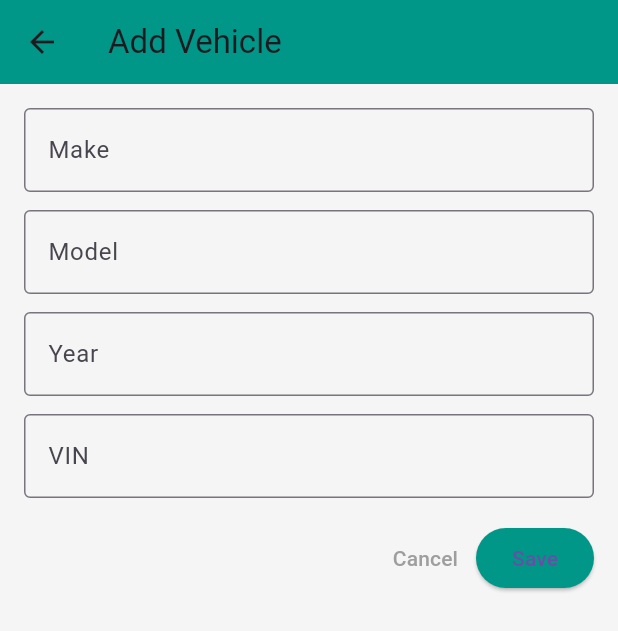
After one commit to qierntan/mobile_application, a Flutter app: the screen it shows after launch, item 3 of the bottom bar chosen, after a tap on the "add" icon, on a phone screen of 412 x 824 dp. The commit adds this screen. Shown: the top 631 px of the screen. Run offline on Flutter 3.47's test engine with Material 3 defaults, Android fonts, the phone set to English and light mode, and no system bars; our stand-ins replace cloud_firestore, firebase_core; accounts and stored records are empty.

Commit message:
Vehicle details screen

```diff
--- a/lib/main.dart
+++ b/lib/main.dart
@@ -1,8 +1,9 @@
 import 'package:flutter/material.dart';
 import 'package:firebase_core/firebase_core.dart';
+import 'package:mobile_application/screens/Vehicle/vehicle_list_screen.dart';
 import 'screens/customer_list_screen.dart';
 
-void main() async{
+void main() async {
   WidgetsFlutterBinding.ensureInitialized();
   await Firebase.initializeApp();
   runApp(const MainApp());
@@ -37,7 +38,7 @@ class _HomeNavigatorState extends State<HomeNavigator> {
     'Customers',
     'Jobs',
     'Inventory',
-    'Settings'
+    'Settings',
   ];
 
   @override
@@ -48,6 +49,9 @@ class _HomeNavigatorState extends State<HomeNavigator> {
     switch (_currentIndex) {
       case 1:
         _selectedScreen = CustomerListScreen();
+        break;
+      case 2:
+        _selectedScreen = VehicleListScreen(); // Placeholder for Jobs
         break;
       default:
         _selectedScreen = Center(
@@ -60,10 +64,7 @@ class _HomeNavigatorState extends State<HomeNavigator> {
     }
 
     return Scaffold(
-      appBar: AppBar(
-        title: Text(_titles[_currentIndex]),
-        centerTitle: true,
-      ),
+      appBar: AppBar(title: Text(_titles[_currentIndex]), centerTitle: true),
       body: _selectedScreen,
       bottomNavigationBar: BottomNavigationBar(
         currentIndex: _currentIndex,
@@ -75,8 +76,14 @@ class _HomeNavigatorState extends State<HomeNavigator> {
           BottomNavigationBarItem(icon: Icon(Icons.dashboard), label: 'Home'),
           BottomNavigationBarItem(icon: Icon(Icons.group), label: 'Customers'),
           BottomNavigationBarItem(icon: Icon(Icons.assignment), label: 'Jobs'),
-          BottomNavigationBarItem(icon: Icon(Icons.inventory), label: 'Inventory'),
-          BottomNavigationBarItem(icon: Icon(Icons.settings), label: 'Settings'),
+          BottomNavigationBarItem(
+            icon: Icon(Icons.inventory),
+            label: 'Inventory',
+          ),
+          BottomNavigationBarItem(
+            icon: Icon(Icons.settings),
+            label: 'Settings',
+          ),
         ],
       ),
     );
--- /dev/null
+++ b/lib/screens/Vehicle/add_vehicle_screen.dart
@@ -0,0 +1,120 @@
+import 'package:flutter/material.dart';
+import 'package:cloud_firestore/cloud_firestore.dart';
+
+class AddVehicleScreen extends StatefulWidget {
+  final String? vehicleId;
+  final Map<String, dynamic>? vehicleData;
+
+  const AddVehicleScreen({
+    Key? key,
+    this.vehicleId,
+    this.vehicleData,
+  }) : super(key: key);
+
+  @override
+  _AddVehicleScreenState createState() => _AddVehicleScreenState();
+}
+
+class _AddVehicleScreenState extends State<AddVehicleScreen> {
+  final _formKey = GlobalKey<FormState>();
+  final _makeController = TextEditingController();
+  final _modelController = TextEditingController();
+  final _yearController = TextEditingController();
+  final _vinController = TextEditingController();
+
+  @override
+  void initState() {
+    super.initState();
+    if (widget.vehicleData != null) {
+      _makeController.text = widget.vehicleData!['make'];
+      _modelController.text = widget.vehicleData!['model'];
+      _yearController.text = widget.vehicleData!['year'].toString();
+      _vinController.text = widget.vehicleData!['vin'];
+    }
+  }
+
+  @override
+  Widget build(BuildContext context) {
+    return Scaffold(
+      appBar: AppBar(
+        title: Text(widget.vehicleId == null ? 'Add Vehicle' : 'Edit Vehicle'),
+        backgroundColor: Colors.teal,
+      ),
+      body: Padding(
+        padding: EdgeInsets.all(16.0),
+        child: Form(
+          key: _formKey,
+          child: Column(
+            children: [
+              TextFormField(
+                controller: _makeController,
+                decoration: InputDecoration(labelText: 'Make', border: OutlineInputBorder()),
+                validator: (value) => value!.isEmpty ? 'Enter make' : null,
+              ),
+              SizedBox(height: 12),
+              TextFormField(
+                controller: _modelController,
+                decoration: InputDecoration(labelText: 'Model', border: OutlineInputBorder()),
+                validator: (value) => value!.isEmpty ? 'Enter model' : null,
+              ),
+              SizedBox(height: 12),
+              TextFormField(
+                controller: _yearController,
+                decoration: InputDecoration(labelText: 'Year', border: OutlineInputBorder()),
+                keyboardType: TextInputType.number,
+                validator: (value) => value!.isEmpty || int.tryParse(value) == null ? 'Enter valid year' : null,
+              ),
+              SizedBox(height: 12),
+              TextFormField(
+                controller: _vinController,
+                decoration: InputDecoration(labelText: 'VIN', border: OutlineInputBorder()),
+                validator: (value) => value!.isEmpty ? 'Enter VIN' : null,
+              ),
+              SizedBox(height: 16),
+              Row(
+                mainAxisAlignment: MainAxisAlignment.end,
+                children: [
+                  TextButton(
+                    onPressed: () => Navigator.pop(context),
+                    child: Text('Cancel', style: TextStyle(color: Colors.grey)),
+                  ),
+                  ElevatedButton(
+                    onPressed: () {
+                      if (_formKey.currentState!.validate()) {
+                        final vehicle = {
+                          'make': _makeController.text,
+                          'model': _modelController.text,
+                          'year': int.parse(_yearController.text),
+                          'vin': _vinController.text,
+                          'service_history': widget.vehicleData != null ? widget.vehicleData!['service_history'] : {},
+                        };
+                        final vehicleRef = FirebaseFirestore.instance.collection('vehicles');
+                        if (widget.vehicleId == null) {
+                          vehicleRef.add(vehicle).then((_) {
+                            Navigator.pop(context);
+                            ScaffoldMessenger.of(context).showSnackBar(
+                              SnackBar(content: Text('Vehicle added')),
+                            );
+                          });
+                        } else {
+                          vehicleRef.doc(widget.vehicleId).update(vehicle).then((_) {
+                            Navigator.pop(context);
+                            ScaffoldMessenger.of(context).showSnackBar(
+                              SnackBar(content: Text('Vehicle updated')),
+                            );
+                          });
+                        }
+                      }
+                    },
+                    style: ElevatedButton.styleFrom(backgroundColor: Colors.teal),
+                    child: Text('Save'),
+                  ),
+                ],
+              ),
+            ],
+          ),
+        ),
+      ),
+    );
+  }
+}
--- /dev/null
+++ b/lib/screens/Vehicle/vehicle_list_screen.dart
@@ -0,0 +1,86 @@
+import 'package:flutter/material.dart';
+import 'package:cloud_firestore/cloud_firestore.dart';
+import 'vehicle_details_screen.dart'; // Assuming this file exists
+import 'add_vehicle_screen.dart';     // Assuming this file exists
+
+class VehicleListScreen extends StatelessWidget {
+  const VehicleListScreen({Key? key}) : super(key: key);
+
+  @override
+  Widget build(BuildContext context) {
+    final CollectionReference vehicles = FirebaseFirestore.instance.collection('Vehicle');
+
+    return Scaffold(
+      appBar: AppBar(
+        title: Text('All Vehicles'),
+        backgroundColor: Colors.teal,
+      ),
+      body: StreamBuilder<QuerySnapshot>(
+        stream: vehicles.snapshots(),
+        builder: (context, snapshot) {
+          if (snapshot.hasError) {
+            return Center(child: Text('Something went wrong 😢'));
+          }
+
+          if (snapshot.connectionState == ConnectionState.waiting) {
+            return Center(child: CircularProgressIndicator());
+          }
+
+          final vehicleDocs = snapshot.data!.docs;
+
+          if (vehicleDocs.isEmpty) {
+            return Center(child: Text('No vehicles found.'));
+          }
+
+          return ListView.builder(
+            itemCount: vehicleDocs.length,
+            itemBuilder: (context, index) {
+              var data = vehicleDocs[index].data() as Map<String, dynamic>;
+              String vehicleId = vehicleDocs[index].id;
+              String make = data['make'] ?? 'Unknown';
+              String model = data['model'] ?? 'Unknown';
+              int year = data['year'] ?? 0;
+              String vin = data['vin'] ?? 'No VIN';
+
+              return Card(
+                margin: EdgeInsets.symmetric(vertical: 6, horizontal: 12),
+                child: ListTile(
+                  leading: CircleAvatar(
+                    child: Icon(Icons.directions_car, color: Colors.white),
+                    backgroundColor: Colors.teal,
+                  ),
+                  title: Text('$make $model'),
+                  subtitle: Text('Year: $year\nVIN: $vin'),
+                  isThreeLine: true,
+                  onTap: () {
+                    Navigator.push(
+                      context,
+                      MaterialPageRoute(
+                        builder: (context) => VehicleDetailsScreen(
+                          vehicleId: vehicleId,
+                          vehicleData: data,
+                        ),
+                      ),
+                    );
+                  },
+                ),
+              );
+            },
+          );
+        },
+      ),
+      floatingActionButton: FloatingActionButton(
+        onPressed: () {
+          Navigator.push(
+            context,
+            MaterialPageRoute(
+              builder: (context) => AddVehicleScreen(),
+            ),
+          );
+        },
+        child: Icon(Icons.add, color: Colors.white),
+        backgroundColor: Colors.teal,
+      ),
+    );
+  }
+}
--- a/pubspec.yaml
+++ b/pubspec.yaml
@@ -10,6 +10,7 @@ dependencies:
   flutter:
     sdk: flutter
   firebase_core: ^3.15.1
+  cloud_firestore: ^5.6.12
 
 dev_dependencies:
   flutter_test:
```
Also changed, not shown: lib/screens/Vehicle/add_service_record_screen.dart (added, +109 -0 lines), lib/screens/Vehicle/vehicle_details_screen.dart (added, +133 -0 lines), pubspec.lock.
